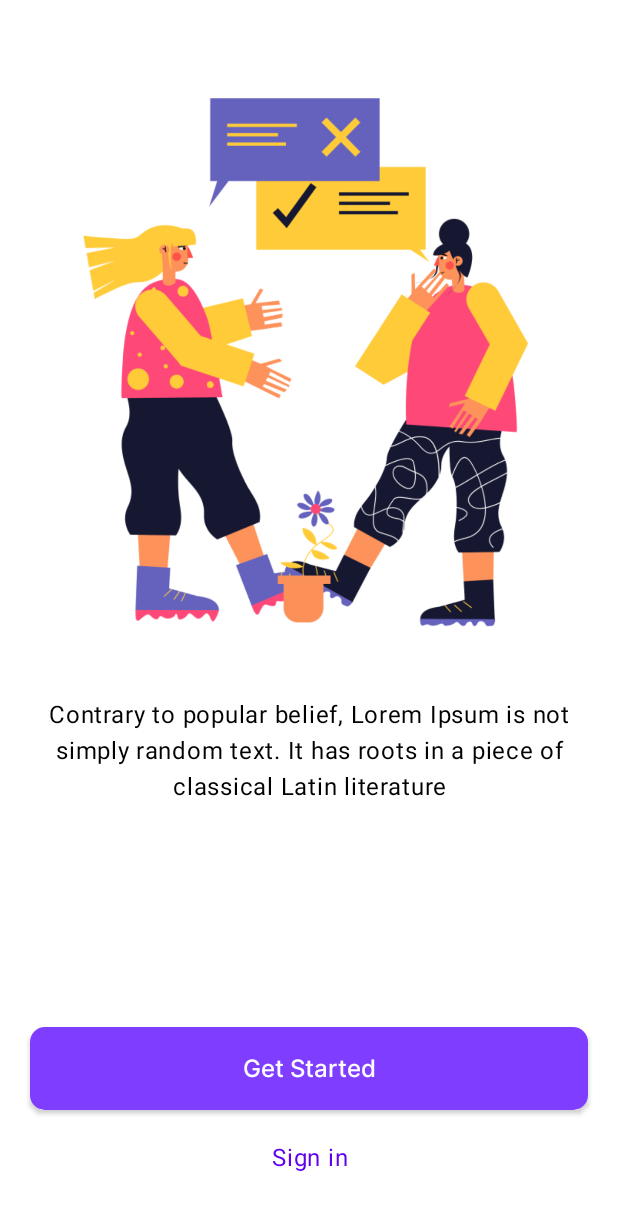
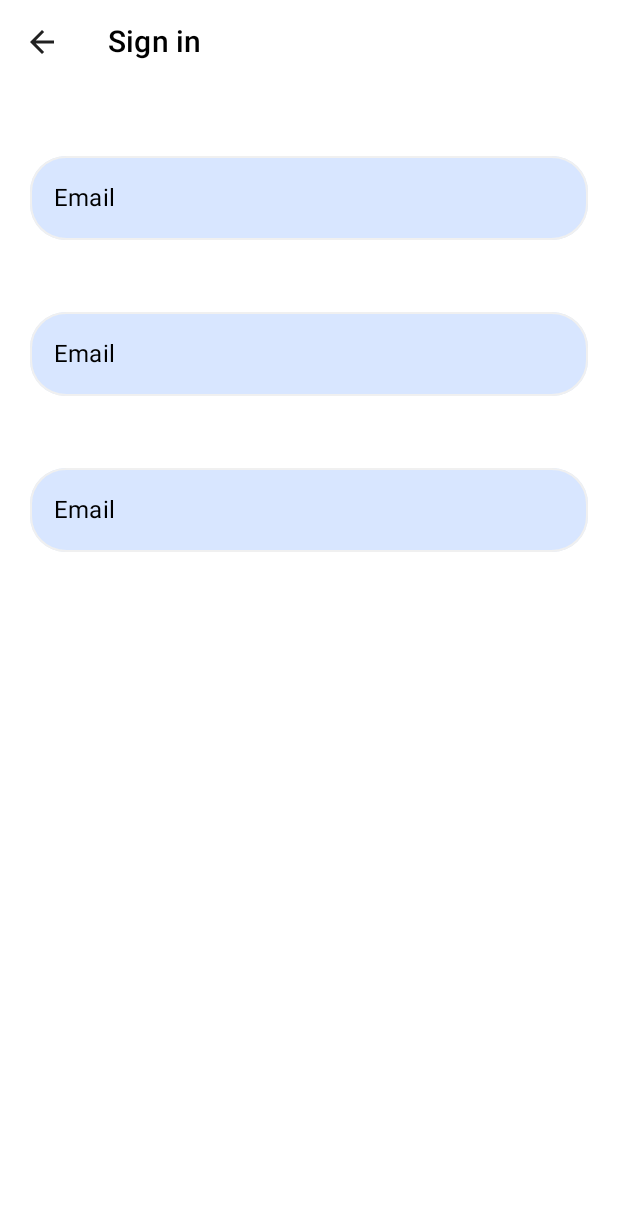
Before and after one commit to misterjedu/notalon, an Android app built with Jetpack Compose: the screen it shows after launch (MainActivity), after a tap on "Get Started", on a phone screen of 412 x 824 dp. Shown: the top 1210 px of the screen. Run offline under Robolectric (Android 15) with nearby library versions, the light colour scheme and no system bars.

Commit message:
Appbar and TextField composable

```diff
--- a/app/build.gradle
+++ b/app/build.gradle
@@ -9,7 +9,7 @@ android {
 
     defaultConfig {
         applicationId "ng.com.jedun.notalon"
-        minSdk 21
+        minSdk 23
         targetSdk 30
         versionCode 1
         versionName "1.0"
@@ -55,6 +55,7 @@ dependencies {
     implementation 'androidx.lifecycle:lifecycle-runtime-ktx:2.3.1'
     implementation 'androidx.activity:activity-compose:1.3.0'
     implementation 'androidx.constraintlayout:constraintlayout:2.0.4'
+    implementation 'androidx.legacy:legacy-support-v4:1.0.0'
     testImplementation 'junit:junit:4.13.2'
     androidTestImplementation 'androidx.test.ext:junit:1.1.3'
     androidTestImplementation 'androidx.test.espresso:espresso-core:3.4.0'
--- /dev/null
+++ b/app/src/main/java/ng/com/jedun/notalon/ui/LoginFragment.kt
@@ -0,0 +1,56 @@
+package ng.com.jedun.notalon.ui
+
+import android.os.Bundle
+import androidx.fragment.app.Fragment
+import android.view.LayoutInflater
+import android.view.View
+import android.view.ViewGroup
+import androidx.compose.foundation.layout.*
+import androidx.compose.ui.Modifier
+import androidx.compose.ui.platform.ComposeView
+import androidx.compose.ui.res.stringResource
+import androidx.compose.ui.unit.dp
+import androidx.navigation.fragment.findNavController
+import ng.com.jedun.notalon.R
+import ng.com.jedun.notalon.ui.composables.SimpleOutlinedTextFieldSample
+import ng.com.jedun.notalon.ui.composables.StandardNavigateUpAppBar
+import ng.com.jedun.notalon.ui.theme.NotalonTheme
+
+class LoginFragment : Fragment() {
+
+
+    override fun onCreateView(
+        inflater: LayoutInflater, container: ViewGroup?,
+        savedInstanceState: Bundle?
+    ): View? {
+        // Inflate the layout for this fragment
+        val view = inflater.inflate(R.layout.fragment_login, container, false)
+
+        view.findViewById<ComposeView>(R.id.fragment_login_compose_view).setContent {
+            NotalonTheme {
+                Column(
+                    modifier = Modifier
+                        .fillMaxSize()
+                ) {
+                    //AppBar
+                    StandardNavigateUpAppBar(stringResource(R.string.sign_in)) {
+                        findNavController().popBackStack()
+                    }
+
+                    Column(
+                        modifier = Modifier
+                            .padding(20.dp)
+                    ) {
+                        SimpleOutlinedTextFieldSample()
+                        SimpleOutlinedTextFieldSample()
+                        SimpleOutlinedTextFieldSample()
+                    }
+
+                }
+            }
+        }
+
+        return view
+    }
+
+}
--- a/app/src/main/java/ng/com/jedun/notalon/ui/WalkThroughFragment.kt
+++ b/app/src/main/java/ng/com/jedun/notalon/ui/WalkThroughFragment.kt
@@ -4,27 +4,24 @@ import android.os.Bundle
 import android.view.LayoutInflater
 import android.view.View
 import android.view.ViewGroup
-import android.widget.Toast
 import androidx.compose.foundation.Image
-import androidx.compose.foundation.background
 import androidx.compose.foundation.layout.*
 import androidx.compose.material.MaterialTheme
 import androidx.compose.material.Text
 import androidx.compose.ui.Alignment
 import androidx.compose.ui.Modifier
-import androidx.compose.ui.graphics.Color
 import androidx.compose.ui.graphics.painter.Painter
+import androidx.compose.ui.layout.ContentScale
 import androidx.compose.ui.platform.ComposeView
 import androidx.compose.ui.res.painterResource
 import androidx.compose.ui.res.stringResource
 import androidx.compose.ui.text.style.TextAlign
-import androidx.compose.ui.unit.TextUnit
 import androidx.compose.ui.unit.dp
-import androidx.compose.ui.unit.sp
 import androidx.fragment.app.Fragment
+import androidx.navigation.fragment.findNavController
 import ng.com.jedun.notalon.R
 import ng.com.jedun.notalon.ui.composables.*
-import ng.com.jedun.notalon.ui.theme.text_normal
+import ng.com.jedun.notalon.ui.theme.NotalonTheme
 
 class WalkThroughFragment : Fragment() {
 
@@ -36,6 +33,7 @@ class WalkThroughFragment : Fragment() {
         val view = inflater.inflate(R.layout.fragment_walkthrough, container, false)
         view.findViewById<ComposeView>(R.id.fragment_walk_through_compose_view).setContent {
 
+            NotalonTheme {
                 Column(
                     modifier = Modifier
                         .padding(20.dp)
@@ -52,12 +50,19 @@ class WalkThroughFragment : Fragment() {
 
                         Column(
                             horizontalAlignment = Alignment.CenterHorizontally,
+                            modifier = Modifier
+                                .fillMaxSize(),
+                            verticalArrangement = Arrangement.Bottom
                         ) {
-                        val image: Painter = painterResource(id = R.drawable.walkthrough_img_holder)
+                            val image: Painter =
+                                painterResource(id = R.drawable.walkthrough_img_holder)
                             Image(
                                 painter = image,
                                 contentDescription = "",
-                            modifier = Modifier.padding(vertical = 20.dp)
+                                modifier = Modifier
+                                    .padding(vertical = 20.dp)
+                                    .fillMaxHeight(0.7f),
+                                contentScale = ContentScale.Crop
                             )
                             Text(
                                 text = stringResource(R.string.walk_through_text),
@@ -73,7 +78,7 @@ class WalkThroughFragment : Fragment() {
                     Row {
                         Column {
                             NotalonButton(
-                            onClick = { Hello() },
+                                onClick = { navigateToLoginFragment() },
                                 buttonType = NotalonButtonType.MATCHPARENT,
                                 text = stringResource(R.string.get_started)
                             )
@@ -90,11 +95,12 @@ class WalkThroughFragment : Fragment() {
                     }
                 }
             }
+        }
         return view
     }
 
 
-    fun Hello() {
-        Toast.makeText(requireContext(), "Hello", Toast.LENGTH_SHORT).show()
+    private fun navigateToLoginFragment() {
+        findNavController().navigate(R.id.loginFragment)
     }
 }
--- a/app/src/main/java/ng/com/jedun/notalon/ui/composables/ButtonComposable.kt
+++ b/app/src/main/java/ng/com/jedun/notalon/ui/composables/ButtonComposable.kt
@@ -21,7 +21,6 @@ fun NotalonButton(
     text: String
 ) {
 
-    NotalonTheme {
     var modifier: Modifier = Modifier
     if (buttonType == NotalonButtonType.MATCHPARENT) {
         modifier = Modifier
@@ -47,5 +46,3 @@ fun NotalonButton(
         )
     }
 }
-
-}
--- /dev/null
+++ b/app/src/main/java/ng/com/jedun/notalon/ui/composables/EditTextComposable.kt
@@ -0,0 +1,84 @@
+package ng.com.jedun.notalon.ui.composables
+
+import androidx.compose.foundation.border
+import androidx.compose.foundation.layout.Column
+import androidx.compose.foundation.layout.fillMaxWidth
+import androidx.compose.foundation.layout.padding
+import androidx.compose.foundation.shape.RoundedCornerShape
+import androidx.compose.material.*
+import androidx.compose.material.icons.Icons
+import androidx.compose.material.icons.outlined.Close
+import androidx.compose.runtime.*
+import androidx.compose.ui.Modifier
+import androidx.compose.ui.graphics.Brush
+import androidx.compose.ui.graphics.Color
+import androidx.compose.ui.graphics.Outline
+import androidx.compose.ui.text.style.TextAlign
+import androidx.compose.ui.unit.dp
+import ng.com.jedun.notalon.ui.theme.*
+
+@Composable
+fun SimpleOutlinedTextFieldSample() {
+//    var text by remember { mutableStateOf("") }
+//
+//    OutlinedTextField(
+//        modifier = Modifier
+//            .border(
+//                width = 0.5.dp,
+//                shape = RoundedCornerShape(34.dp),
+//                brush = Brush.horizontalGradient(listOf(Color.Green, Color.Green))
+//            )
+//            .fillMaxWidth(),
+//        value = text,
+//        onValueChange = { text = it },
+//        label = { Text("Email") },
+//        placeholder = {
+//            "absc@gmail.com"
+//        },
+//    )
+    Column(modifier = Modifier.padding(vertical = 20.dp)) {
+        var textState by remember { mutableStateOf("") }
+        val maxLength = 110
+        val lightBlue = Color(0xffd8e6ff)
+        val blue = Color(0xff76a9ff)
+
+        OutlinedTextField(
+            modifier = Modifier.fillMaxWidth(),
+            value = textState,
+            label = { Text(text = "Email") },
+            colors = TextFieldDefaults.outlinedTextFieldColors(
+                textColor = MaterialTheme.colors.primary,
+                backgroundColor = lightBlue,
+                cursorColor = MaterialTheme.colors.primary,
+                disabledLabelColor = lightBlue,
+                focusedBorderColor = MaterialTheme.colors.primary,
+                unfocusedBorderColor = notalon_text_field_unfocused_stroke,
+                focusedLabelColor = notalon_grey,
+                unfocusedLabelColor = notalon_grey
+            ),
+            onValueChange = {
+                if (it.length <= maxLength) textState = it
+            },
+            shape = RoundedCornerShape(24.dp),
+            singleLine = true,
+//            trailingIcon = {
+//                if (textState.isNotEmpty()) {
+//                    IconButton(onClick = { textState = "" }) {
+//                        Icon(
+//                            imageVector = Icons.Outlined.Close,
+//                            contentDescription = null
+//                        )
+//                    }
+//                }
+//            }
+        )
+//        Text(
+//            text = "${textState.length} / $maxLength",
+//            modifier = Modifier
+//                .fillMaxWidth()
+//                .padding(top = 4.dp),
+//            textAlign = TextAlign.End,
+//            color = blue
+//        )
+    }
+}
--- /dev/null
+++ b/app/src/main/java/ng/com/jedun/notalon/ui/composables/NotalonAppBars.kt
@@ -0,0 +1,26 @@
+package ng.com.jedun.notalon.ui.composables
+
+import androidx.compose.material.*
+import androidx.compose.runtime.Composable
+import androidx.compose.ui.res.painterResource
+import androidx.compose.ui.unit.dp
+import ng.com.jedun.notalon.R
+
+@Composable
+fun StandardNavigateUpAppBar(text: String, onNavigateUpIconClick: () -> Unit) {
+    TopAppBar(
+        title = {
+            Text(text = text)
+        },
+        backgroundColor = MaterialTheme.colors.background,
+        elevation = 0.dp,
+        navigationIcon = {
+            IconButton(onClick = onNavigateUpIconClick) {
+                Icon(
+                    painter = painterResource(id = R.drawable.navigation_back_arrow),
+                    contentDescription = ""
+                )
+            }
+        }
+    )
+}
--- a/app/src/main/java/ng/com/jedun/notalon/ui/theme/Color.kt
+++ b/app/src/main/java/ng/com/jedun/notalon/ui/theme/Color.kt
@@ -14,4 +14,7 @@ val notalon_green = Color(0xFF00A51A)
 val notalon_red = Color(0xFFFF3D3D)
 val notalon_grey = Color(0xFF91919F)
 val notalon_light_grey = Color(0xFFF0F0F0)
-var notalon_black = Color(0xFF000000)
+val notalon_black = Color(0xFF000000)
+val notalon_white = Color(0xFFFFFFFF)
+val notalon_text_field_unfocused = Color(0xFFFAFAFA)
+val notalon_text_field_unfocused_stroke = Color(0xFFF0F0F0)
--- /dev/null
+++ b/app/src/main/res/drawable/navigation_back_arrow.xml
@@ -0,0 +1,11 @@
+<vector xmlns:android="http://schemas.android.com/apk/res/android"
+    android:width="24dp"
+    android:height="24dp"
+    android:viewportWidth="24"
+    android:viewportHeight="24"
+    android:tint="?attr/colorControlNormal"
+    android:autoMirrored="true">
+  <path
+      android:fillColor="@android:color/white"
+      android:pathData="M20,11H7.83l5.59,-5.59L12,4l-8,8 8,8 1.41,-1.41L7.83,13H20v-2z"/>
+</vector>
--- /dev/null
+++ b/app/src/main/res/layout/fragment_login.xml
@@ -0,0 +1,14 @@
+<?xml version="1.0" encoding="utf-8"?>
+<LinearLayout xmlns:android="http://schemas.android.com/apk/res/android"
+    xmlns:tools="http://schemas.android.com/tools"
+    android:layout_width="match_parent"
+    android:layout_height="match_parent"
+    android:orientation="vertical"
+    tools:context=".ui.LoginFragment">
+
+    <androidx.compose.ui.platform.ComposeView
+        android:id="@+id/fragment_login_compose_view"
+        android:layout_width="match_parent"
+        android:layout_height="match_parent" />
+
+</LinearLayout>
--- a/app/src/main/res/navigation/main_nav.xml
+++ b/app/src/main/res/navigation/main_nav.xml
@@ -10,4 +10,9 @@
         android:name="ng.com.jedun.notalon.ui.WalkThroughFragment"
         android:label="WalkThroughFragment"
         tools:layout="@layout/fragment_walkthrough" />
+    <fragment
+        android:id="@+id/loginFragment"
+        android:name="ng.com.jedun.notalon.ui.LoginFragment"
+        android:label="fragment_login"
+        tools:layout="@layout/fragment_login" />
 </navigation>
--- a/app/src/main/res/navigation/nav_graph.xml
+++ /dev/null
@@ -1,28 +0,0 @@
-<?xml version="1.0" encoding="utf-8"?>
-<navigation xmlns:android="http://schemas.android.com/apk/res/android"
-    xmlns:app="http://schemas.android.com/apk/res-auto"
-    xmlns:tools="http://schemas.android.com/tools"
-    android:id="@+id/nav_graph"
-    app:startDestination="@id/FirstFragment">
-
-    <fragment
-        android:id="@+id/FirstFragment"
-        android:name="ng.com.jedun.notalon.ui.FirstFragment"
-        android:label="@string/first_fragment_label"
-        tools:layout="@layout/fragment_first">
-
-        <action
-            android:id="@+id/action_FirstFragment_to_SecondFragment"
-            app:destination="@id/SecondFragment" />
-    </fragment>
-    <fragment
-        android:id="@+id/SecondFragment"
-        android:name="ng.com.jedun.notalon.ui.SecondFragment"
-        android:label="@string/second_fragment_label"
-        tools:layout="@layout/fragment_second">
-
-        <action
-            android:id="@+id/action_SecondFragment_to_FirstFragment"
-            app:destination="@id/FirstFragment" />
-    </fragment>
-</navigation>
--- /dev/null
+++ b/app/src/main/res/values-v23/themes.xml
@@ -0,0 +1,11 @@
+<?xml version="1.0" encoding="utf-8"?>
+<resources xmlns:tools="http://schemas.android.com/tools">
+
+    <style name="Theme.Notalon.NoActionBar">
+        <item name="windowActionBar">false</item>
+        <item name="windowNoTitle">true</item>
+        <item name="android:statusBarColor" tools:targetApi="l">@color/white</item>
+        <item name="android:windowLightStatusBar">true</item>
+
+    </style>
+</resources>
--- a/app/src/main/res/values/strings.xml
+++ b/app/src/main/res/values/strings.xml
@@ -11,6 +11,8 @@
     <string name="get_started">Get Started</string>
     <string name="sign_in">Sign in</string>
     <string name="walk_through_text"> Contrary to popular belief, Lorem Ipsum is not simply random text. It has roots in a piece of classical Latin literature</string>
+    <!-- TODO: Remove or change this placeholder text -->
+    <string name="hello_blank_fragment">Hello blank fragment</string>
 
 
 </resources>
--- a/app/src/main/res/values/themes.xml
+++ b/app/src/main/res/values/themes.xml
@@ -17,6 +17,7 @@
     <style name="Theme.Notalon.NoActionBar">
         <item name="windowActionBar">false</item>
         <item name="windowNoTitle">true</item>
+        <item name="android:statusBarColor" tools:targetApi="l">@color/white</item>
     </style>
 
     <style name="Theme.Notalon.AppBarOverlay" parent="ThemeOverlay.AppCompat.Dark.ActionBar" />
```
Lines whose indentation alone changed are shown as unchanged.
